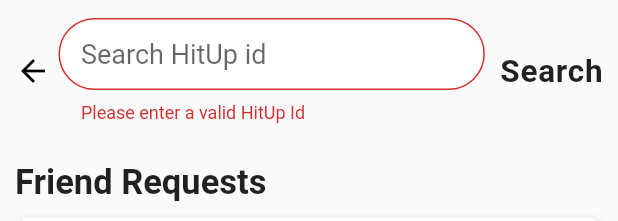
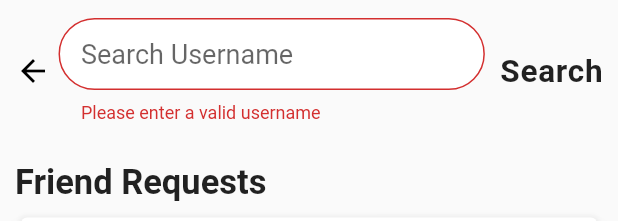
Before and after one commit to dxganta/hitup-messenger, a Flutter app: the AddFriendsScreen widget shown alone on an empty page, opened directly, after a tap on "Search", on a phone screen of 412 x 824 dp. Shown: the top 221 px of the screen. Run offline on Flutter 3.47's test engine with Material 2 defaults, Android fonts, the phone set to English and light mode, and no system bars; our stand-ins replace animated_bottom_navigation_bar, bloc, cached_network_image, cloud_firestore, contacts_service, equatable and 12 more; missing offline and left inert: country_pickers, flutter_emoji, mqtt_client, onesignal_flutter; accounts and stored records are empty; network calls fail; statements that could not run were skipped.

Commit message:
Readme part 3

```diff
--- a/lib/NewScreens/addFriends_screen.dart
+++ b/lib/NewScreens/addFriends_screen.dart
@@ -129,7 +129,7 @@ class _AddFriendsScreenState extends State<AddFriendsScreen> {
                   ],
                   validator: (value) {
                     if (value.isEmpty) {
-                      return "Please enter a valid HitUp Id";
+                      return "Please enter a valid username";
                     }
                     return null;
                   },
@@ -223,7 +223,8 @@ class _AddFriendsScreenState extends State<AddFriendsScreen> {
                 SizedBox(height: 6.0),
                 BlocBuilder<AddFriendsBloc, AddFriendsState>(
                   builder: (context, state) {
-                    if (state is AcceptingFriendRequestState || state is DecliningFriendRequestState) {
+                    if (state is AcceptingFriendRequestState ||
+                        state is DecliningFriendRequestState) {
                       return SearchingCard(algo: algo);
                     }
                     return _buildRequestsStreamBuilder(
--- a/lib/NewScreens/friend_profile_screen.dart
+++ b/lib/NewScreens/friend_profile_screen.dart
@@ -201,7 +201,7 @@ class _FriendProfileScreenState extends State<FriendProfileScreen> {
             ),
             ListTileProfile(
               iconData: FontAwesomeIcons.solidUser,
-              title: 'HitUp id',
+              title: "Username",
               subTitle: widget.friend.username,
             ),
             Spacer(
--- a/lib/NewScreens/profile_screen.dart
+++ b/lib/NewScreens/profile_screen.dart
@@ -97,7 +97,7 @@ class _ProfileScreenState extends State<ProfileScreen> {
             ),
             ListTileProfile(
               iconData: FontAwesomeIcons.solidUser,
-              title: 'HitUp id',
+              title: 'Username',
               subTitle:
                   SharedObjects.prefs.getString(Constants.sessionUsername) ??
                       "",
--- a/lib/constants.dart
+++ b/lib/constants.dart
@@ -58,7 +58,7 @@ const double perfectWidth = 411.4; // 683.4;
 
 const kHitUpIdTextFieldDecoration = InputDecoration(
   contentPadding: EdgeInsets.symmetric(vertical: 0.0, horizontal: 15.0),
-  hintText: 'Search HitUp id',
+  hintText: 'Search Username',
   fillColor: Colors.white,
   filled: true,
   border: OutlineInputBorder(
```
Also changed, not shown: 1 other file.
